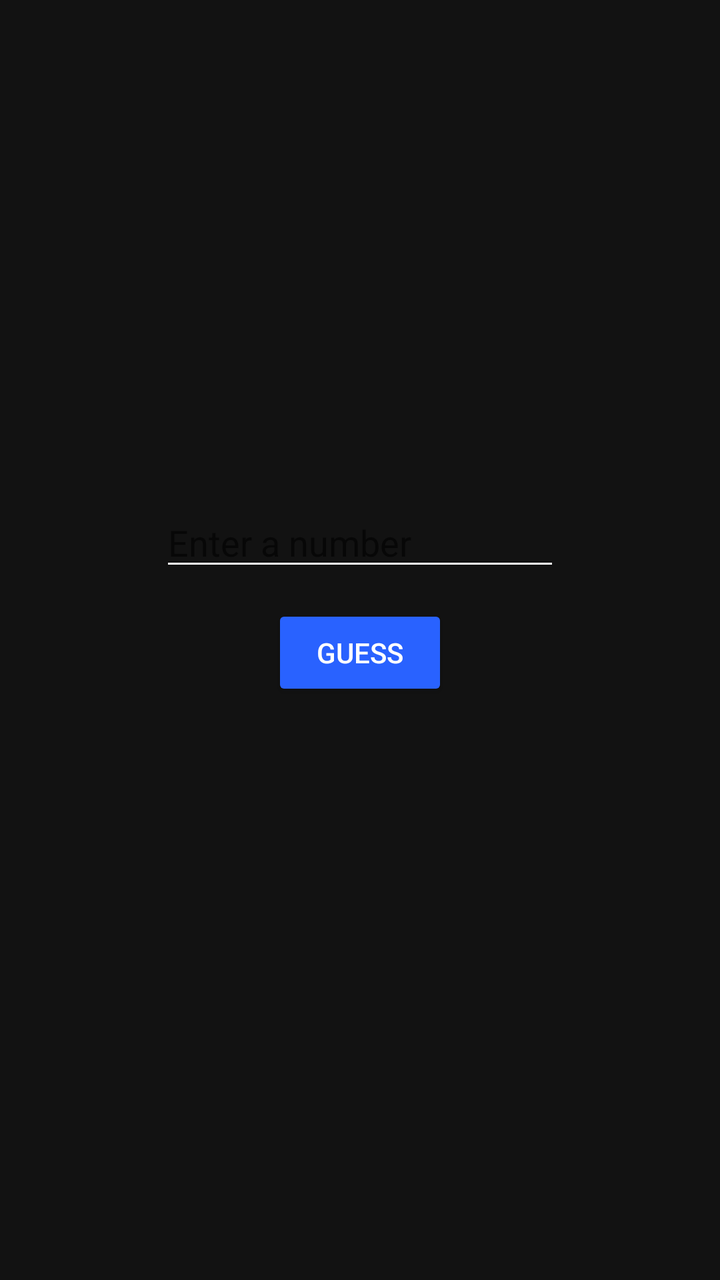
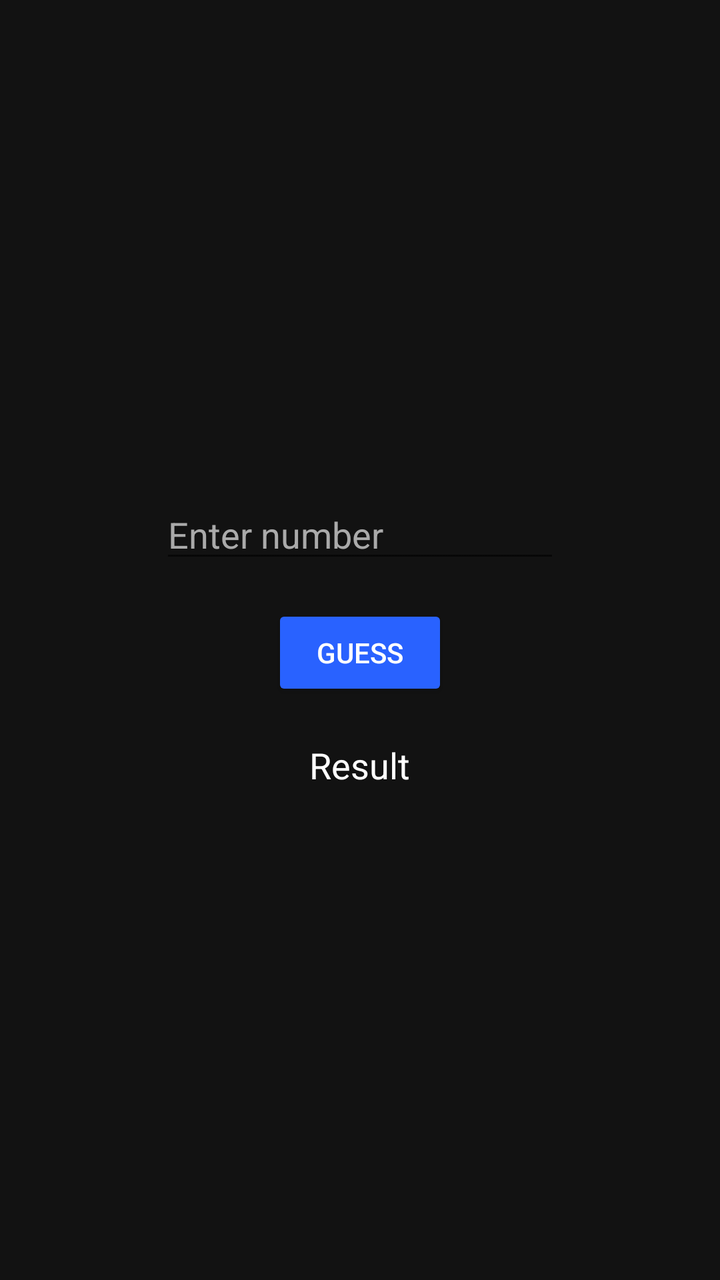

Before-and-after screenshots of an Android layout around one commit, followed by the original layout XML and the change that was made.
<!-- AndroidManifest.xml: application theme Theme.AppCompat.Light.DarkActionBar -->
<!-- res/layout/activity_game.xml -->
<LinearLayout
    xmlns:android="http://schemas.android.com/apk/res/android"
    android:orientation="vertical"
    android:gravity="center"
    android:background="#121212"
    android:layout_width="match_parent"
    android:layout_height="match_parent">

    <EditText
        android:id="@+id/input"
        android:hint="Enter a number"
        android:textColor="#FFFFFF"
        android:backgroundTint="#FFFFFF"
        android:layout_width="200dp"
        android:layout_height="wrap_content" />

    <Button
        android:id="@+id/submitBtn"
        android:text="Guess"
        android:layout_marginTop="12dp"
        android:backgroundTint="#2962FF"
        android:textColor="#FFFFFF"
        android:layout_width="wrap_content"
        android:layout_height="wrap_content" />

    <TextView
        android:id="@+id/resultText"
        android:textColor="#FFFFFF"
        android:textSize="18sp"
        android:layout_marginTop="16dp"
        android:layout_width="wrap_content"
        android:layout_height="wrap_content" />

</LinearLayout>
<!-- resources referenced by this layout -->
<resources>

</resources>

<!-- the commit's change to res/layout/activity_game.xml (unified diff, before → after) -->
@@ -8,26 +8,27 @@
 
     <EditText
         android:id="@+id/input"
-        android:hint="Enter a number"
+        android:hint="Enter number"
         android:textColor="#FFFFFF"
-        android:backgroundTint="#FFFFFF"
+        android:textColorHint="#AAAAAA"
         android:layout_width="200dp"
         android:layout_height="wrap_content" />
 
     <Button
         android:id="@+id/submitBtn"
         android:text="Guess"
-        android:layout_marginTop="12dp"
         android:backgroundTint="#2962FF"
         android:textColor="#FFFFFF"
+        android:layout_marginTop="16dp"
         android:layout_width="wrap_content"
         android:layout_height="wrap_content" />
 
     <TextView
         android:id="@+id/resultText"
+        android:text="Result"
         android:textColor="#FFFFFF"
         android:textSize="18sp"
-        android:layout_marginTop="16dp"
+        android:layout_marginTop="20dp"
         android:layout_width="wrap_content"
         android:layout_height="wrap_content" />
 
